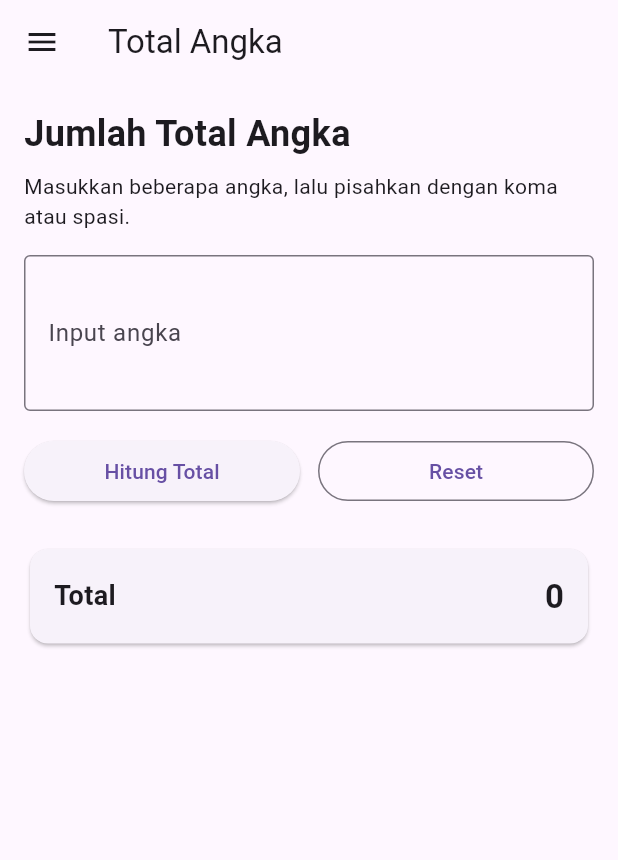
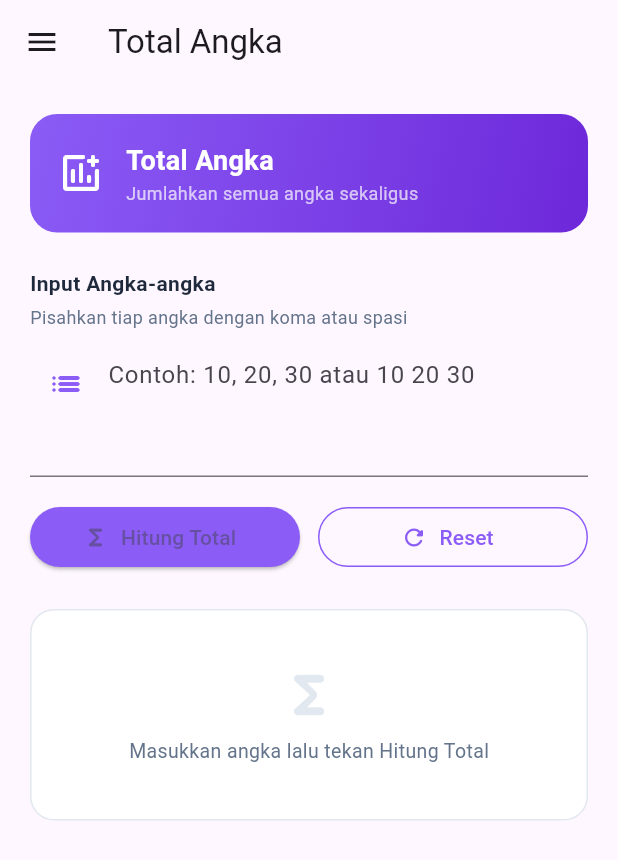
Before and after one commit to Ilhamca/teknologimobile_tugas2, a Flutter app: the TotalangkaPage screen opened directly with empty values, on a phone screen of 412 x 824 dp. Shown: the top 860 px of the screen. Run offline on Flutter 3.47's test engine with Material 3 defaults, Android fonts, the phone set to English and light mode, and no system bars.

Commit message:
redesign total angka page ui nya lebih bagus

```diff
--- a/lib/screen/totalangka_page.dart
+++ b/lib/screen/totalangka_page.dart
@@ -1,5 +1,6 @@
 import 'package:flutter/material.dart';
 import 'package:teknologimobile_tugas2/widget/navigation_drawer_widget.dart';
+import 'package:teknologimobile_tugas2/theme/app_color.dart';
 
 class TotalangkaPage extends StatefulWidget {
   const TotalangkaPage({super.key, required this.username});
@@ -13,6 +14,8 @@ class _TotalangkaPageState extends State<TotalangkaPage> {
   final TextEditingController _numbersController = TextEditingController();
   double _total = 0;
   String? _errorText;
+  bool _hasCalculated = false;
+  int _countNumbers = 0;
 
   @override
   void dispose() {
@@ -27,33 +30,35 @@ class _TotalangkaPageState extends State<TotalangkaPage> {
       setState(() {
         _total = 0;
         _errorText = 'Masukkan angka terlebih dahulu.';
+        _hasCalculated = false;
+        _countNumbers = 0;
       });
       return;
     }
 
     final parts = rawInput.split(RegExp(r'[,\s]+'));
     double sum = 0;
+    int count = 0;
 
     for (final part in parts) {
-      if (part.isEmpty) {
-        continue;
-      }
-
+      if (part.isEmpty) continue;
       final parsed = double.tryParse(part);
       if (parsed == null) {
         setState(() {
-          _errorText =
-              'Input tidak valid. Gunakan angka yang dipisahkan koma atau spasi.';
+          _errorText = 'Input tidak valid. Gunakan angka yang dipisahkan koma atau spasi.';
+          _hasCalculated = false;
         });
         return;
       }
-
       sum += parsed;
+      count++;
     }
 
     setState(() {
       _total = sum;
       _errorText = null;
+      _hasCalculated = true;
+      _countNumbers = count;
     });
   }
 
@@ -62,7 +67,13 @@ class _TotalangkaPageState extends State<TotalangkaPage> {
       _numbersController.clear();
       _total = 0;
       _errorText = null;
+      _hasCalculated = false;
+      _countNumbers = 0;
     });
+  }
+
+  String _formatTotal(double val) {
+    return val % 1 == 0 ? val.toInt().toString() : val.toStringAsFixed(2);
   }
 
   @override
@@ -73,79 +84,168 @@ class _TotalangkaPageState extends State<TotalangkaPage> {
         username: widget.username,
         currentPage: 'Total Angka',
       ),
-      body: Padding(
-        padding: const EdgeInsets.all(16),
+      body: SingleChildScrollView(
+        padding: const EdgeInsets.all(20),
         child: Column(
           crossAxisAlignment: CrossAxisAlignment.start,
           children: [
+            // Header card
+            Container(
+              width: double.infinity,
+              padding: const EdgeInsets.all(18),
+              decoration: BoxDecoration(
+                gradient: const LinearGradient(
+                  colors: [Color(0xFF8B5CF6), Color(0xFF6D28D9)],
+                  begin: Alignment.topLeft,
+                  end: Alignment.bottomRight,
+                ),
+                borderRadius: BorderRadius.circular(18),
+              ),
+              child: const Row(
+                children: [
+                  Icon(Icons.add_chart_rounded, color: Colors.white, size: 32),
+                  SizedBox(width: 14),
+                  Column(
+                    crossAxisAlignment: CrossAxisAlignment.start,
+                    children: [
+                      Text(
+                        'Total Angka',
+                        style: TextStyle(color: Colors.white, fontSize: 18, fontWeight: FontWeight.bold),
+                      ),
+                      Text(
+                        'Jumlahkan semua angka sekaligus',
+                        style: TextStyle(color: Colors.white70, fontSize: 12),
+                      ),
+                    ],
+                  ),
+                ],
+              ),
+            ),
+
+            const SizedBox(height: 24),
+
             const Text(
-              'Jumlah Total Angka',
-              style: TextStyle(fontSize: 24, fontWeight: FontWeight.bold),
+              'Input Angka-angka',
+              style: TextStyle(fontWeight: FontWeight.w600, color: AppColors.textPrimary),
             ),
-            const SizedBox(height: 8),
+            const SizedBox(height: 4),
             const Text(
-              'Masukkan beberapa angka, lalu pisahkan dengan koma atau spasi.',
+              'Pisahkan tiap angka dengan koma atau spasi',
+              style: TextStyle(color: AppColors.textSecondary, fontSize: 12),
             ),
-            const SizedBox(height: 16),
+            const SizedBox(height: 10),
+
             TextField(
               controller: _numbersController,
-              keyboardType: const TextInputType.numberWithOptions(
-                decimal: true,
-                signed: true,
-              ),
+              keyboardType: const TextInputType.numberWithOptions(decimal: true, signed: true),
               maxLines: 3,
               decoration: InputDecoration(
-                labelText: 'Input angka',
                 hintText: 'Contoh: 10, 20, 30 atau 10 20 30',
-                border: const OutlineInputBorder(),
+                prefixIcon: const Padding(
+                  padding: EdgeInsets.only(bottom: 36),
+                  child: Icon(Icons.list_rounded, color: Color(0xFF8B5CF6)),
+                ),
                 errorText: _errorText,
               ),
             ),
+
             const SizedBox(height: 16),
+
             Row(
               children: [
                 Expanded(
-                  child: ElevatedButton(
+                  child: ElevatedButton.icon(
                     onPressed: _calculateTotal,
-                    child: const Text('Hitung Total'),
+                    icon: const Icon(Icons.functions_rounded),
+                    label: const Text('Hitung Total'),
+                    style: ElevatedButton.styleFrom(
+                      backgroundColor: const Color(0xFF8B5CF6),
+                    ),
                   ),
                 ),
                 const SizedBox(width: 12),
                 Expanded(
-                  child: OutlinedButton(
+                  child: OutlinedButton.icon(
                     onPressed: _resetForm,
-                    child: const Text('Reset'),
+                    icon: const Icon(Icons.refresh_rounded),
+                    label: const Text('Reset'),
+                    style: OutlinedButton.styleFrom(
+                      foregroundColor: const Color(0xFF8B5CF6),
+                      side: const BorderSide(color: Color(0xFF8B5CF6)),
+                    ),
                   ),
                 ),
               ],
             ),
+
             const SizedBox(height: 24),
-            Card(
-              child: Padding(
-                padding: const EdgeInsets.all(16),
-                child: Row(
-                  mainAxisAlignment: MainAxisAlignment.spaceBetween,
+
+            // Hasil
+            if (_hasCalculated) ...[
+              // Kartu total besar
+              Container(
+                width: double.infinity,
+                padding: const EdgeInsets.all(24),
+                decoration: BoxDecoration(
+                  gradient: const LinearGradient(
+                    colors: [Color(0xFF8B5CF6), Color(0xFF6D28D9)],
+                    begin: Alignment.topLeft,
+                    end: Alignment.bottomRight,
+                  ),
+                  borderRadius: BorderRadius.circular(18),
+                ),
+                child: Column(
                   children: [
                     const Text(
-                      'Total',
-                      style: TextStyle(
-                        fontSize: 18,
-                        fontWeight: FontWeight.w600,
+                      'Jumlah Total',
+                      style: TextStyle(color: Colors.white70, fontSize: 13),
+                    ),
+                    const SizedBox(height: 8),
+                    Text(
+                      _formatTotal(_total),
+                      style: const TextStyle(
+                        color: Colors.white,
+                        fontSize: 52,
+                        fontWeight: FontWeight.bold,
                       ),
                     ),
-                    Text(
-                      _total % 1 == 0
-                          ? _total.toInt().toString()
-                          : _total.toString(),
-                      style: const TextStyle(
-                        fontSize: 22,
-                        fontWeight: FontWeight.bold,
+                    const SizedBox(height: 8),
+                    Container(
+                      padding: const EdgeInsets.symmetric(horizontal: 14, vertical: 5),
+                      decoration: BoxDecoration(
+                        color: Colors.white.withOpacity(0.2),
+                        borderRadius: BorderRadius.circular(20),
+                      ),
+                      child: Text(
+                        '$_countNumbers angka dijumlahkan',
+                        style: const TextStyle(color: Colors.white, fontSize: 12),
                       ),
                     ),
                   ],
                 ),
               ),
-            ),
+            ] else ...[
+              // Placeholder
+              Container(
+                width: double.infinity,
+                padding: const EdgeInsets.symmetric(vertical: 36),
+                decoration: BoxDecoration(
+                  color: Colors.white,
+                  borderRadius: BorderRadius.circular(16),
+                  border: Border.all(color: AppColors.border),
+                ),
+                child: const Column(
+                  children: [
+                    Icon(Icons.functions_rounded, size: 40, color: AppColors.border),
+                    SizedBox(height: 8),
+                    Text(
+                      'Masukkan angka lalu tekan Hitung Total',
+                      style: TextStyle(color: AppColors.textSecondary, fontSize: 13),
+                    ),
+                  ],
+                ),
+              ),
+            ],
           ],
         ),
       ),
```
